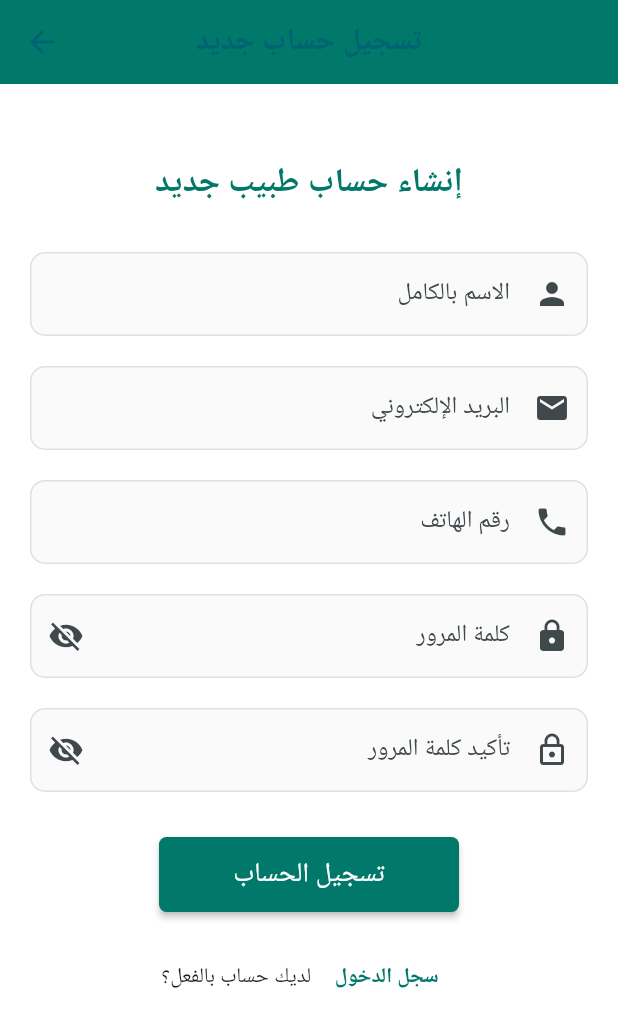
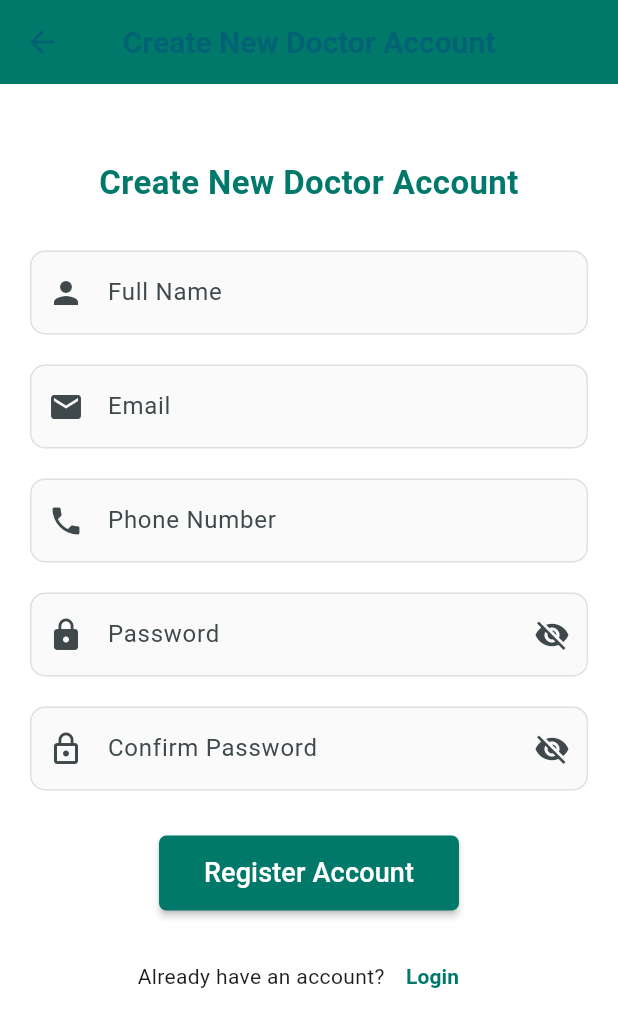
Before and after one commit to MoatazNoaman2001/e-healthcare, a Flutter app: the RegisterScreen screen opened directly, on a phone screen of 412 x 824 dp. Shown: the top 1027 px of the screen. Run offline on Flutter 3.47's test engine with Material 3 defaults, Android fonts, the phone set to English and light mode, and no system bars; our stand-ins replace bloc, dio, easy_localization, equatable, event_bus, flutter_bloc and 6 more; accounts and stored records are empty; network calls fail; Roboto replaces fonts that are missing (Tajawal).

Commit message:
easy_localization

```diff
--- a/lib/features/doctor/login_doctor/presentation/screens/login_screen_doctor.dart
+++ b/lib/features/doctor/login_doctor/presentation/screens/login_screen_doctor.dart
@@ -1,5 +1,7 @@
 import 'package:flutter/material.dart';
 import 'package:flutter_bloc/flutter_bloc.dart';
+import 'package:easy_localization/easy_localization.dart';
+
 import '../../data/auth_repository.dart';
 import '../bloc/doctor_login_bloc.dart';
 import '../widgets/login_title.dart';
@@ -48,22 +50,18 @@ class _LoginScreenDoctorViewState extends State<_LoginScreenDoctorView> {
         body: BlocConsumer<DoctorLoginBloc, DoctorLoginState>(
           listener: (context, state) {
             if (state.isSuccess && state.token != null) {
-              // عرض رسالة نجاح
               ScaffoldMessenger.of(context).showSnackBar(
-                const SnackBar(
-                  content: Text('تم تسجيل الدخول بنجاح'),
+                SnackBar(
+                  content: Text('login_success'.tr()),
                   backgroundColor: Colors.green,
                 ),
               );
 
-              // الانتقال إلى الصفحة الرئيسية
               Navigator.pushReplacementNamed(context, '/HomeScreen');
-
             } else if (state.error != null) {
-              // عرض رسالة الخطأ
               ScaffoldMessenger.of(context).showSnackBar(
                 SnackBar(
-                  content: Text(state.error!),
+                  content: Text(state.error ?? 'login_error'.tr()),
                   backgroundColor: Colors.red,
                 ),
               );
--- a/lib/features/doctor/login_doctor/presentation/widgets/email_field.dart
+++ b/lib/features/doctor/login_doctor/presentation/widgets/email_field.dart
@@ -1,4 +1,5 @@
 import 'package:flutter/material.dart';
+import 'package:easy_localization/easy_localization.dart';
 
 class EmailField extends StatelessWidget {
   final TextEditingController controller;
@@ -15,17 +16,17 @@ class EmailField extends StatelessWidget {
     return TextFormField(
       controller: controller,
       keyboardType: TextInputType.emailAddress,
-      decoration: const InputDecoration(
-        labelText: 'البريد الإلكتروني',
-        prefixIcon: Icon(Icons.email),
-        border: OutlineInputBorder(),
+      decoration: InputDecoration(
+        labelText: 'email'.tr(),
+        prefixIcon: const Icon(Icons.email),
+        border: const OutlineInputBorder(),
       ),
       validator: (value) {
         if (value == null || value.isEmpty) {
-          return 'الرجاء إدخال البريد الإلكتروني';
+          return 'enter_email'.tr();
         }
         if (!RegExp(r'^[\w-\.]+@([\w-]+\.)+[\w-]{2,4}$').hasMatch(value)) {
-          return 'الرجاء إدخال بريد إلكتروني صحيح';
+          return 'invalid_email'.tr();
         }
         return null;
       },
--- a/lib/features/doctor/login_doctor/presentation/widgets/login_button.dart
+++ b/lib/features/doctor/login_doctor/presentation/widgets/login_button.dart
@@ -1,6 +1,5 @@
 import 'package:flutter/material.dart';
-
-import 'package:flutter/material.dart';
+import 'package:easy_localization/easy_localization.dart';
 
 class LoginButton extends StatelessWidget {
   final bool isLoading;
@@ -25,7 +24,10 @@ class LoginButton extends StatelessWidget {
         ),
         child: isLoading
             ? const CircularProgressIndicator(color: Colors.white)
-            : const Text('تسجيل الدخول', style: TextStyle(fontSize: 18)),
+            : Text(
+                'login'.tr(),
+                style: const TextStyle(fontSize: 18),
+              ),
       ),
     );
   }
--- a/lib/features/doctor/login_doctor/presentation/widgets/login_title.dart
+++ b/lib/features/doctor/login_doctor/presentation/widgets/login_title.dart
@@ -1,6 +1,5 @@
 import 'package:flutter/material.dart';
-
-import 'package:flutter/material.dart';
+import 'package:easy_localization/easy_localization.dart';
 
 class LoginTitle extends StatelessWidget {
   const LoginTitle({super.key});
@@ -12,14 +11,14 @@ class LoginTitle extends StatelessWidget {
         const Icon(Icons.medical_services_rounded, size: 80, color: Colors.blue),
         const SizedBox(height: 16),
         Text(
-          'مرحباً بك',
+          'welcome'.tr(),
           style: Theme.of(context).textTheme.headlineMedium?.copyWith(
             fontWeight: FontWeight.bold,
           ),
         ),
         const SizedBox(height: 8),
         Text(
-          'تسجيل الدخول كطبيب',
+          'doctor_login'.tr(),
           style: Theme.of(context).textTheme.bodyLarge,
         ),
       ],
--- a/lib/features/doctor/login_doctor/presentation/widgets/password_field.dart
+++ b/lib/features/doctor/login_doctor/presentation/widgets/password_field.dart
@@ -1,5 +1,5 @@
 import 'package:flutter/material.dart';
-
+import 'package:easy_localization/easy_localization.dart';
 
 class PasswordField extends StatelessWidget {
   final TextEditingController controller;
@@ -21,7 +21,7 @@ class PasswordField extends StatelessWidget {
       controller: controller,
       obscureText: obscureText,
       decoration: InputDecoration(
-        labelText: 'كلمة المرور',
+        labelText: 'password'.tr(),
         prefixIcon: const Icon(Icons.lock),
         suffixIcon: IconButton(
           icon: Icon(obscureText ? Icons.visibility_off : Icons.visibility),
@@ -31,10 +31,10 @@ class PasswordField extends StatelessWidget {
       ),
       validator: (value) {
         if (value == null || value.isEmpty) {
-          return 'الرجاء إدخال كلمة المرور';
+          return 'enter_password'.tr();
         }
         if (value.length < 6) {
-          return 'كلمة المرور يجب أن تكون 6 أحرف على الأقل';
+          return 'password_too_short'.tr();
         }
         return null;
       },
--- a/lib/features/doctor/login_doctor/presentation/widgets/register_prompt.dart
+++ b/lib/features/doctor/login_doctor/presentation/widgets/register_prompt.dart
@@ -1,5 +1,6 @@
 import 'package:doctorapp/features/doctor/registerdoctor/presentation/screens/register_screen.dart';
 import 'package:flutter/material.dart';
+import 'package:easy_localization/easy_localization.dart';
 
 class RegisterPrompt extends StatelessWidget {
   const RegisterPrompt({super.key});
@@ -9,7 +10,7 @@ class RegisterPrompt extends StatelessWidget {
     return Row(
       mainAxisAlignment: MainAxisAlignment.center,
       children: [
-        const Text('ليس لديك حساب؟'),
+        Text('no_account'.tr()),
         TextButton(
           onPressed: () {
             Navigator.push(
@@ -17,7 +18,7 @@ class RegisterPrompt extends StatelessWidget {
               MaterialPageRoute(builder: (_) => const RegisterScreen()),
             );
           },
-          child: const Text('إنشاء حساب'),
+          child: Text('create_account'.tr()),
         ),
       ],
     );
--- a/lib/features/doctor/login_doctor/presentation/widgets/remember_and_forgot_row.dart
+++ b/lib/features/doctor/login_doctor/presentation/widgets/remember_and_forgot_row.dart
@@ -1,7 +1,5 @@
-import 'package:doctorapp/features/forgot/presentation/screens/forgot_password_screen.dart';
 import 'package:flutter/material.dart';
-
-import 'package:flutter/material.dart';
+import 'package:easy_localization/easy_localization.dart';
 
 class RememberAndForgotRow extends StatelessWidget {
   final bool remember;
@@ -24,14 +22,14 @@ class RememberAndForgotRow extends StatelessWidget {
               value: remember,
               onChanged: onChanged,
             ),
-            const Text('تذكرني'),
+            Text('remember_me'.tr()),
           ],
         ),
         TextButton(
           onPressed: () {
             Navigator.pushNamed(context, '/ForgotPassword');
           },
-          child: const Text('نسيت كلمة المرور؟'),
+          child: Text('forgot_password'.tr()),
         ),
       ],
     );
--- a/lib/features/doctor/registerdoctor/presentation/screens/register_screen.dart
+++ b/lib/features/doctor/registerdoctor/presentation/screens/register_screen.dart
@@ -1,5 +1,7 @@
 import 'package:doctorapp/features/doctor/registerdoctor/data/auth_repository.dart';
 import 'package:flutter/material.dart';
+import 'package:easy_localization/easy_localization.dart';
+
 import 'package:doctorapp/features/doctor/login_doctor/presentation/screens/login_screen_doctor.dart';
 
 import '../widgets/register_title.dart';
@@ -50,8 +52,8 @@ class _RegisterScreenState extends State<RegisterScreen> {
         setState(() => _isLoading = false);
 
         ScaffoldMessenger.of(context).showSnackBar(
-          const SnackBar(
-            content: Text('تم إنشاء الحساب بنجاح'),
+          SnackBar(
+            content: Text('register_success'.tr()),
             backgroundColor: Colors.green,
           ),
         );
@@ -65,7 +67,7 @@ class _RegisterScreenState extends State<RegisterScreen> {
 
         ScaffoldMessenger.of(context).showSnackBar(
           SnackBar(
-            content: Text('فشل التسجيل: ${e.toString()}'),
+            content: Text('${'register_failed'.tr()}: ${e.toString()}'),
             backgroundColor: Colors.red,
           ),
         );
@@ -78,7 +80,7 @@ class _RegisterScreenState extends State<RegisterScreen> {
     return SafeArea(
       child: Scaffold(
         appBar: AppBar(
-          title: const Text('تسجيل حساب جديد'),
+          title: Text('register_title'.tr()),
           centerTitle: true,
           backgroundColor: Colors.teal.shade700,
         ),
@@ -100,18 +102,14 @@ class _RegisterScreenState extends State<RegisterScreen> {
                 PasswordField(
                   controller: _passwordController,
                   showPassword: _showPassword,
-                  onToggle:
-                      () => setState(() => _showPassword = !_showPassword),
+                  onToggle: () => setState(() => _showPassword = !_showPassword),
                 ),
                 const SizedBox(height: 20),
                 ConfirmPasswordField(
                   controller: _confirmPasswordController,
                   passwordController: _passwordController,
                   showPassword: _showConfirmPassword,
-                  onToggle:
-                      () => setState(
-                        () => _showConfirmPassword = !_showConfirmPassword,
-                      ),
+                  onToggle: () => setState(() => _showConfirmPassword = !_showConfirmPassword),
                 ),
                 const SizedBox(height: 30),
                 RegisterButton(isLoading: _isLoading, onPressed: _register),
--- a/lib/features/doctor/registerdoctor/presentation/widgets/confirm_password_field.dart
+++ b/lib/features/doctor/registerdoctor/presentation/widgets/confirm_password_field.dart
@@ -1,4 +1,5 @@
 import 'package:flutter/material.dart';
+import 'package:easy_localization/easy_localization.dart';
 
 class ConfirmPasswordField extends StatelessWidget {
   final TextEditingController controller;
@@ -16,14 +17,12 @@ class ConfirmPasswordField extends StatelessWidget {
 
   @override
   Widget build(BuildContext context) {
-    return Directionality(
-      textDirection: TextDirection.rtl,
-      child: TextFormField(
+    return  TextFormField(
         controller: controller,
         textAlign: TextAlign.right,
         obscureText: !showPassword,
         decoration: InputDecoration(
-          labelText: 'تأكيد كلمة المرور',
+          labelText: 'confirm_password'.tr(),
           prefixIcon: const Icon(Icons.lock_outline),
           suffixIcon: IconButton(
             icon: Icon(showPassword ? Icons.visibility : Icons.visibility_off),
@@ -32,11 +31,11 @@ class ConfirmPasswordField extends StatelessWidget {
           border: OutlineInputBorder(borderRadius: BorderRadius.circular(12)),
         ),
         validator: (value) {
-          if (value == null || value.isEmpty) return 'الرجاء تأكيد كلمة المرور';
-          if (value != passwordController.text) return 'كلمة المرور غير متطابقة';
+          if (value == null || value.isEmpty) return 'please_confirm_password'.tr();
+          if (value != passwordController.text) return 'passwords_not_match'.tr();
           return null;
         },
-      ),
+
     );
   }
 }
--- a/lib/features/doctor/registerdoctor/presentation/widgets/email_field.dart
+++ b/lib/features/doctor/registerdoctor/presentation/widgets/email_field.dart
@@ -1,4 +1,5 @@
 import 'package:flutter/material.dart';
+import 'package:easy_localization/easy_localization.dart';
 
 class EmailField extends StatelessWidget {
   final TextEditingController controller;
@@ -6,23 +7,21 @@ class EmailField extends StatelessWidget {
 
   @override
   Widget build(BuildContext context) {
-    return Directionality(
-      textDirection: TextDirection.rtl,
-      child: TextFormField(
+    return  TextFormField(
         controller: controller,
         textAlign: TextAlign.right,
         decoration: InputDecoration(
-          labelText: 'البريد الإلكتروني',
+          labelText: 'email'.tr(),
           prefixIcon: const Icon(Icons.email),
           border: OutlineInputBorder(borderRadius: BorderRadius.circular(12)),
         ),
         keyboardType: TextInputType.emailAddress,
         validator: (value) {
-          if (value == null || value.isEmpty) return 'الرجاء إدخال البريد الإلكتروني';
-          if (!value.contains('@')) return 'بريد إلكتروني غير صالح';
+          if (value == null || value.isEmpty) return 'enter_email'.tr();
+          if (!value.contains('@')) return 'invalid_email'.tr();
           return null;
         },
-      ),
+
     );
   }
 }
--- a/lib/features/doctor/registerdoctor/presentation/widgets/login_prompt.dart
+++ b/lib/features/doctor/registerdoctor/presentation/widgets/login_prompt.dart
@@ -1,5 +1,6 @@
 import 'package:doctorapp/features/doctor/login_doctor/presentation/screens/login_screen_doctor.dart';
 import 'package:flutter/material.dart';
+import 'package:easy_localization/easy_localization.dart';
 
 class LoginPrompt extends StatelessWidget {
   const LoginPrompt({super.key});
@@ -9,7 +10,7 @@ class LoginPrompt extends StatelessWidget {
     return Row(
       mainAxisAlignment: MainAxisAlignment.center,
       children: [
-        const Text('لديك حساب بالفعل؟'),
+        Text('have_account'.tr()),
         TextButton(
           onPressed: () {
             Navigator.pushReplacement(
@@ -18,7 +19,7 @@ class LoginPrompt extends StatelessWidget {
             );
           },
           child: Text(
-            ' سجل الدخول',
+            'login_now'.tr(),
             style: TextStyle(
               color: Colors.teal.shade700,
               fontWeight: FontWeight.bold,
--- a/lib/features/doctor/registerdoctor/presentation/widgets/name_field.dart
+++ b/lib/features/doctor/registerdoctor/presentation/widgets/name_field.dart
@@ -1,4 +1,5 @@
 import 'package:flutter/material.dart';
+import 'package:easy_localization/easy_localization.dart';
 
 class NameField extends StatelessWidget {
   final TextEditingController controller;
@@ -6,19 +7,17 @@ class NameField extends StatelessWidget {
 
   @override
   Widget build(BuildContext context) {
-    return Directionality(
-      textDirection: TextDirection.rtl,
-      child: TextFormField(
+    return  TextFormField(
         controller: controller,
         textAlign: TextAlign.right,
         decoration: InputDecoration(
-          labelText: 'الاسم بالكامل',
+          labelText: 'full_name'.tr(),
           prefixIcon: const Icon(Icons.person),
           border: OutlineInputBorder(borderRadius: BorderRadius.circular(12)),
         ),
         validator: (value) =>
-            value == null || value.isEmpty ? 'الرجاء إدخال الاسم' : null,
-      ),
+            value == null || value.isEmpty ? 'enter_name'.tr() : null,
+
     );
   }
 }
--- a/lib/features/doctor/registerdoctor/presentation/widgets/password_field.dart
+++ b/lib/features/doctor/registerdoctor/presentation/widgets/password_field.dart
@@ -1,4 +1,5 @@
 import 'package:flutter/material.dart';
+import 'package:easy_localization/easy_localization.dart';
 
 class PasswordField extends StatelessWidget {
   final TextEditingController controller;
@@ -14,14 +15,12 @@ class PasswordField extends StatelessWidget {
 
   @override
   Widget build(BuildContext context) {
-    return Directionality(
-      textDirection: TextDirection.rtl,
-      child: TextFormField(
+    return  TextFormField(
         controller: controller,
         textAlign: TextAlign.right,
         obscureText: !showPassword,
         decoration: InputDecoration(
-          labelText: 'كلمة المرور',
+          labelText: 'password'.tr(),
           prefixIcon: const Icon(Icons.lock),
           suffixIcon: IconButton(
             icon: Icon(showPassword ? Icons.visibility : Icons.visibility_off),
@@ -30,11 +29,11 @@ class PasswordField extends StatelessWidget {
           border: OutlineInputBorder(borderRadius: BorderRadius.circular(12)),
         ),
         validator: (value) {
-          if (value == null || value.isEmpty) return 'الرجاء إدخال كلمة المرور';
-          if (value.length < 6) return 'كلمة المرور يجب أن تكون 6 أحرف على الأقل';
+          if (value == null || value.isEmpty) return 'enter_password'.tr();
+          if (value.length < 6) return 'password_too_short'.tr();
           return null;
         },
-      ),
+
     );
   }
 }
--- a/lib/features/doctor/registerdoctor/presentation/widgets/phone_field.dart
+++ b/lib/features/doctor/registerdoctor/presentation/widgets/phone_field.dart
@@ -1,4 +1,5 @@
 import 'package:flutter/material.dart';
+import 'package:easy_localization/easy_localization.dart';
 
 class PhoneField extends StatelessWidget {
   final TextEditingController controller;
@@ -6,20 +7,18 @@ class PhoneField extends StatelessWidget {
 
   @override
   Widget build(BuildContext context) {
-    return Directionality(
-      textDirection: TextDirection.rtl,
-      child: TextFormField(
+    return  TextFormField(
         controller: controller,
         textAlign: TextAlign.right,
         decoration: InputDecoration(
-          labelText: 'رقم الهاتف',
+          labelText: 'phone'.tr(),
           prefixIcon: const Icon(Icons.phone),
           border: OutlineInputBorder(borderRadius: BorderRadius.circular(12)),
         ),
         keyboardType: TextInputType.phone,
         validator: (value) =>
-            value == null || value.isEmpty ? 'الرجاء إدخال رقم الهاتف' : null,
-      ),
+            value == null || value.isEmpty ? 'enter_phone'.tr() : null,
+
     );
   }
 }
--- a/lib/features/doctor/registerdoctor/presentation/widgets/register_button.dart
+++ b/lib/features/doctor/registerdoctor/presentation/widgets/register_button.dart
@@ -1,4 +1,5 @@
 import 'package:flutter/material.dart';
+import 'package:easy_localization/easy_localization.dart';
 
 class RegisterButton extends StatelessWidget {
   final bool isLoading;
@@ -23,7 +24,10 @@ class RegisterButton extends StatelessWidget {
         ),
         child: isLoading
             ? const CircularProgressIndicator(color: Colors.white)
-            : const Text('تسجيل الحساب', style: TextStyle(fontSize: 18)),
+            : Text(
+                'register_account'.tr(),
+                style: const TextStyle(fontSize: 18),
+              ),
       ),
     );
   }
--- a/lib/features/doctor/registerdoctor/presentation/widgets/register_title.dart
+++ b/lib/features/doctor/registerdoctor/presentation/widgets/register_title.dart
@@ -1,4 +1,5 @@
 import 'package:flutter/material.dart';
+import 'package:easy_localization/easy_localization.dart';
 
 class RegisterTitle extends StatelessWidget {
   const RegisterTitle({super.key});
@@ -6,7 +7,7 @@ class RegisterTitle extends StatelessWidget {
   @override
   Widget build(BuildContext context) {
     return Text(
-      'إنشاء حساب طبيب جديد',
+      'register_title'.tr(),
       style: TextStyle(
         fontSize: 22,
         fontWeight: FontWeight.bold,
--- a/lib/features/doctor/schedule/presentation/screens/todays_schedule_screen.dart
+++ b/lib/features/doctor/schedule/presentation/screens/todays_schedule_screen.dart
@@ -1,6 +1,6 @@
 import 'package:doctorapp/features/doctor/appointments/presentation/screens/appointment_details_screen.dart';
 import 'package:flutter/material.dart';
-
+import 'package:easy_localization/easy_localization.dart';
 import '../widgets/appointment_card.dart';
 
 class TodaysScheduleScreen extends StatelessWidget {
@@ -31,7 +31,10 @@ class TodaysScheduleScreen extends StatelessWidget {
 
     return Scaffold(
       appBar: AppBar(
-        title: const Text('جدول اليوم', style: TextStyle(fontSize: 20, fontWeight: FontWeight.bold)),
+        title: Text(
+          'todays_schedule'.tr(),
+          style: const TextStyle(fontSize: 20, fontWeight: FontWeight.bold),
+        ),
         backgroundColor: Colors.teal.shade700,
       ),
       body: ListView.builder(
--- a/lib/features/doctor/schedule/presentation/widgets/appointment_card.dart
+++ b/lib/features/doctor/schedule/presentation/widgets/appointment_card.dart
@@ -1,4 +1,5 @@
 import 'package:flutter/material.dart';
+import 'package:easy_localization/easy_localization.dart';
 
 class AppointmentCard extends StatelessWidget {
   final String patientName;
@@ -26,17 +27,17 @@ class AppointmentCard extends StatelessWidget {
       case 'waiting':
         statusIcon = Icons.hourglass_empty;
         statusColor = Colors.orange;
-        statusText = 'منتظر';
+        statusText = 'status_waiting'.tr();
         break;
       case 'in progress':
         statusIcon = Icons.play_circle_fill;
         statusColor = Colors.blue;
-        statusText = 'قيد التنفيذ';
+        statusText = 'status_in_progress'.tr();
         break;
       default:
         statusIcon = Icons.check_circle;
         statusColor = Colors.green;
-        statusText = 'مكتمل';
+        statusText = 'status_completed'.tr();
     }
 
     return Card(
@@ -53,8 +54,8 @@ class AppointmentCard extends StatelessWidget {
           crossAxisAlignment: CrossAxisAlignment.start,
           children: [
             const SizedBox(height: 8),
-            Text('الوقت: $time', style: const TextStyle(fontSize: 14)),
-            Text('النوع: $type', style: const TextStyle(fontSize: 14)),
+            Text('${'time'.tr()}: $time', style: const TextStyle(fontSize: 14)),
+            Text('${'type'.tr()}: $type', style: const TextStyle(fontSize: 14)),
           ],
         ),
         trailing: Column(
```
Also changed, not shown: assets/translations/ar.json (+53 -1 lines), assets/translations/en.json (+53 -1 lines).
